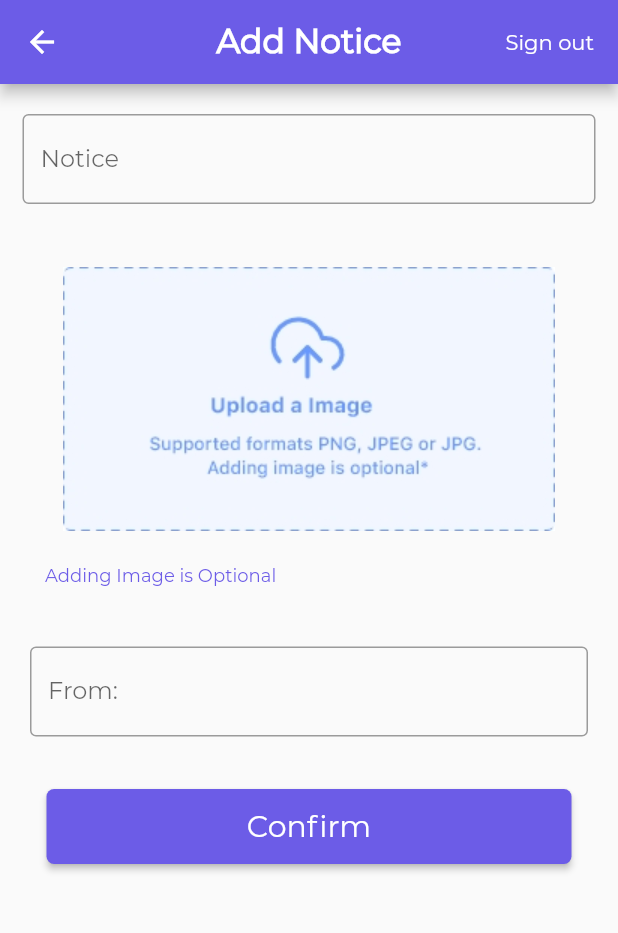
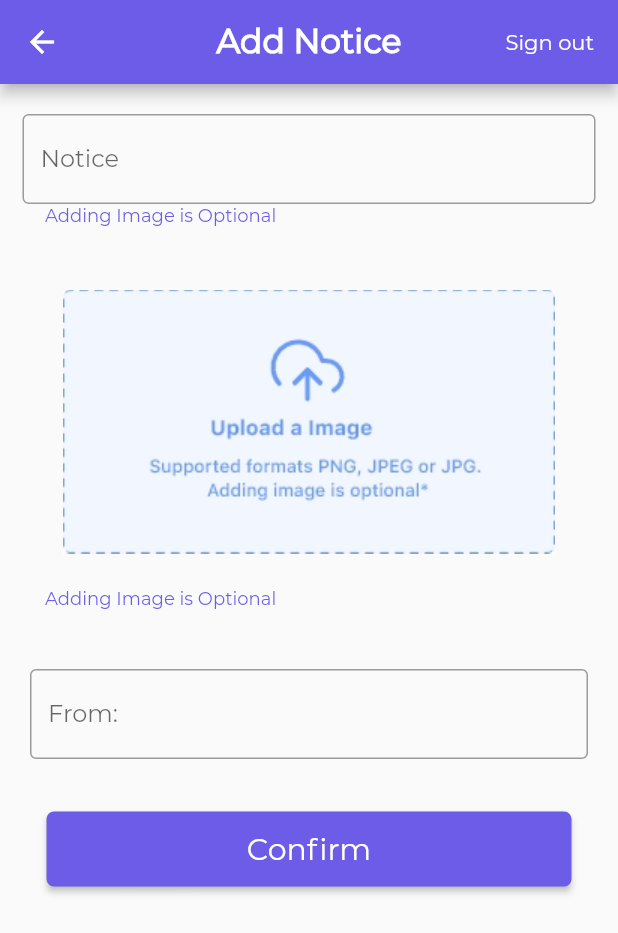
Before and after one commit to mrpandey1/vitapp1.0, a Flutter app: the AddNotice screen opened directly, on a phone screen of 412 x 824 dp. Shown: the top 933 px of the screen. Run offline on Flutter 3.47's test engine with Material 2 defaults, Android fonts, the phone set to English and light mode, and no system bars; our stand-ins replace cached_network_image, cloud_firestore, file_picker, firebase_auth, firebase_core, firebase_storage and 3 more; accounts and stored records are empty.

Commit message:
added loading container in timeline

```diff
--- a/lib/src/Screens/AddNotices.dart
+++ b/lib/src/Screens/AddNotices.dart
@@ -57,6 +57,17 @@ class _AddNoticeState extends State<AddNotice> {
                             hintText: 'Add Notice Here....',
                             labelText: 'Notice',
                             errorText: noticeError ? 'Notice is empty' : null,
+                          ),
+                        ),
+                      ),
+                      Container(
+                        alignment: Alignment.centerLeft,
+                        padding: EdgeInsets.only(left: 30.0),
+                        child: Text(
+                          'Adding Image is Optional',
+                          style: TextStyle(
+                            fontSize: 12.0,
+                            color: kPrimaryColor,
                           ),
                         ),
                       ),
--- a/lib/src/Screens/TimeLine.dart
+++ b/lib/src/Screens/TimeLine.dart
@@ -2,6 +2,7 @@ import 'package:cloud_firestore/cloud_firestore.dart';
 import 'package:flutter/material.dart';
 import 'package:flutter/rendering.dart';
 import 'package:vitapp/src/Widgets/NoticeItem.dart';
+import 'package:vitapp/src/Widgets/TimelineLoadingPlaceholder.dart';
 import 'HomeScreen.dart';
 
 class TimeLine extends StatefulWidget {
@@ -33,7 +34,7 @@ class _TimeLineState extends State<TimeLine> {
             return ListView.builder(
                 itemCount: 10,
                 itemBuilder: (context, index) {
-                  return Text('hey');
+                  return LoadingContainer();
                 });
           }
           _list = snapshots.data.docs;
```
Also changed, not shown: lib/src/Widgets/TimelineLoadingPlaceholder.dart (added, +27 -0 lines).
